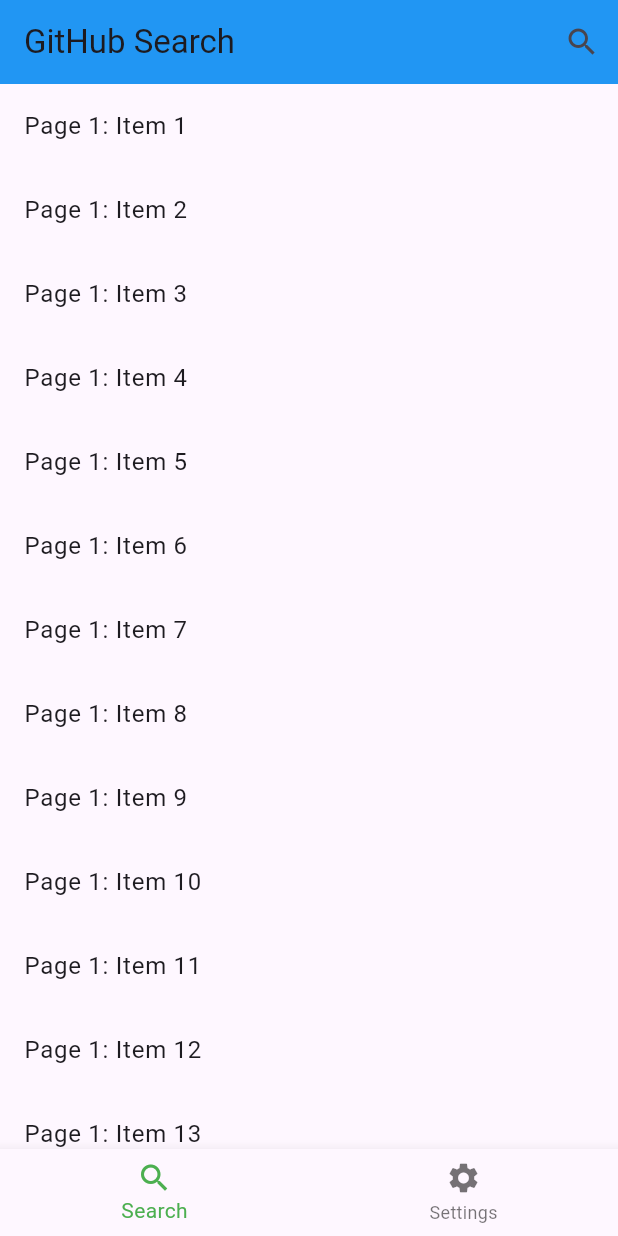
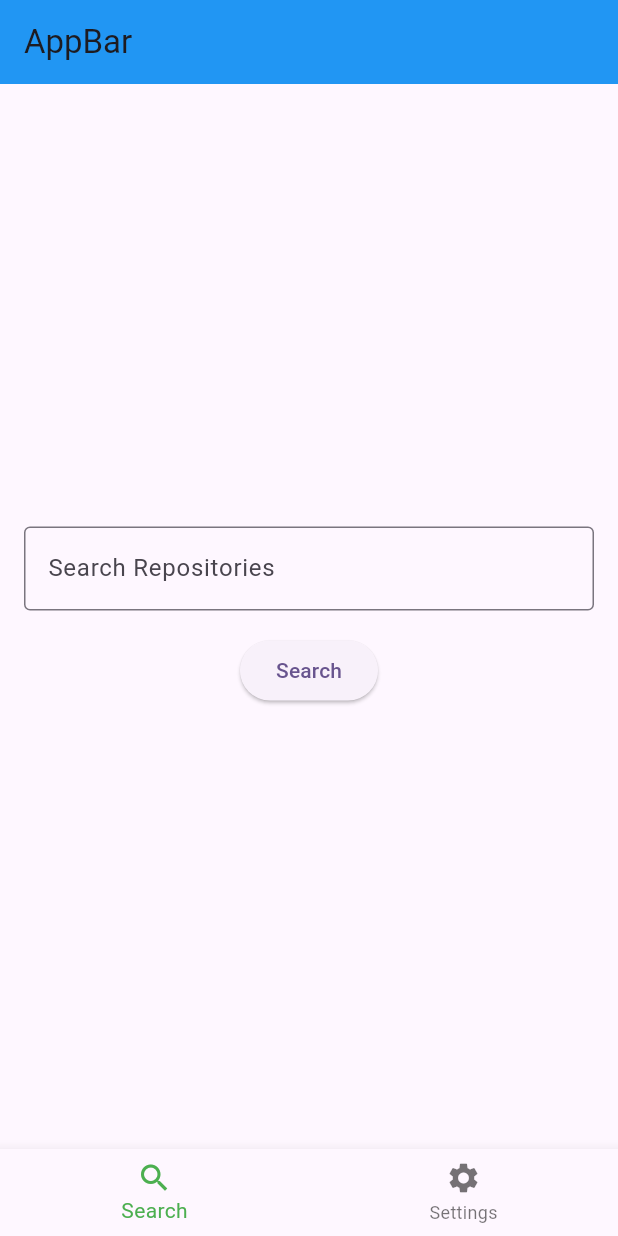
Before and after one commit to khirohis/githubsearch, a Flutter app: the screen it shows after launch, on a phone screen of 412 x 824 dp. Run offline on Flutter 3.47's test engine with Material 3 defaults, Android fonts, the phone set to English and light mode, and no system bars; our stand-ins replace flutter_riverpod, go_router.

Commit message:
implement GitHub API request, and ListView

```diff
--- a/lib/main_home_page.dart
+++ b/lib/main_home_page.dart
@@ -1,6 +1,5 @@
 import 'package:flutter/material.dart';
 import 'package:go_router/go_router.dart';
-import 'search_app_bar.dart';
 
 class MainHomePage extends StatelessWidget {
   const MainHomePage({
@@ -23,12 +22,11 @@ class MainHomePage extends StatelessWidget {
   @override
   Widget build(BuildContext context) {
     final selectedIndex = _calculateSelectedIndex(context);
-    final isSearchTab = selectedIndex == 0;
 
     return Scaffold(
-      appBar: SearchAppBar(
-        title: title,
-        isSearchEnabled: isSearchTab,
+      appBar: AppBar(
+        backgroundColor: Colors.blue,
+        title: const Text('AppBar'),
       ),
       body: Center(
         child: child,
--- a/lib/router.dart
+++ b/lib/router.dart
@@ -4,6 +4,7 @@ import 'package:go_router/go_router.dart';
 import 'main_home_page.dart';
 import 'search_screen.dart';
 import 'settings_screen.dart';
+import 'search_result_list.dart';
 
 // Navigatorのグローバルキー
 final _rootNavigatorKey = GlobalKey<NavigatorState>();
@@ -42,12 +43,14 @@ final routerProvider = Provider<GoRouter>((ref) {
           ),
         ],
       ),
-      // ShellRouteの外側に配置したい画面があればここに追加
-      // 例:
-      // GoRoute(
-      //   path: '/detail/:id',
-      //   builder: (context, state) => DetailScreen(id: state.pathParameters['id']!),
-      // ),
+      // 検索結果一覧画面 (ShellRouteの外側)
+      GoRoute(
+        path: '/results',
+        builder: (context, state) {
+          final query = state.uri.queryParameters['q'] ?? '';
+          return SearchResultList(query: query);
+        },
+      ),
     ],
   );
 });
--- a/lib/search_app_bar.dart
+++ /dev/null
@@ -1,109 +0,0 @@
-import 'package:flutter/material.dart';
-import 'package:flutter_riverpod/flutter_riverpod.dart';
-
-// 検索モードの状態を管理するProvider
-// `autoDispose` をつけることで、Providerが不要になった際に自動的に破棄されます。
-final isSearchingProvider = StateProvider.autoDispose<bool>((ref) => false);
-
-class SearchAppBar extends ConsumerStatefulWidget implements PreferredSizeWidget {
-  const SearchAppBar({
-    super.key,
-    required this.title,
-    required this.isSearchEnabled,
-    this.onSubmitted,
-  });
-
-  final String title;
-  final bool isSearchEnabled;
-  final ValueSetter<String>? onSubmitted;
-
-  @override
-  ConsumerState<SearchAppBar> createState() => _SearchAppBarState();
-
-  @override
-  Size get preferredSize => const Size.fromHeight(kToolbarHeight);
-}
-
-class _SearchAppBarState extends ConsumerState<SearchAppBar> {
-  final _searchController = TextEditingController();
-
-  @override
-  void dispose() {
-    _searchController.dispose();
-    super.dispose();
-  }
-
-  void _startSearch() {
-    ref.read(isSearchingProvider.notifier).state = true;
-  }
-
-  void _stopSearch() {
-    ref.read(isSearchingProvider.notifier).state = false;
-    _searchController.clear();
-  }
-
-  Widget _buildTitle(bool isSearching) {
-    if (isSearching) {
-      return TextField(
-        controller: _searchController,
-        autofocus: true,
-        decoration: const InputDecoration(
-          hintText: 'Search...',
-          border: InputBorder.none,
-          hintStyle: TextStyle(color: Colors.white70),
-        ),
-        style: const TextStyle(color: Colors.white, fontSize: 18.0),
-        onSubmitted: (value) {
-          widget.onSubmitted?.call(value);
-        },
-      );
-    } else {
-      return Text(widget.title);
-    }
-  }
-
-  List<Widget> _buildActions(bool isSearching) {
-    if (isSearching) {
-      return <Widget>[
-        IconButton(
-          icon: const Icon(Icons.clear),
-          onPressed: () {
-            if (_searchController.text.isEmpty) {
-              _stopSearch();
-            } else {
-              _searchController.clear();
-            }
-          },
-        ),
-      ];
-    }
-
-    return <Widget>[
-      IconButton(
-        icon: const Icon(Icons.search),
-        onPressed: _startSearch,
-      ),
-    ];
-  }
-
-  @override
-  Widget build(BuildContext context) {
-    final isSearching = ref.watch(isSearchingProvider);
-
-    if (!widget.isSearchEnabled) {
-    // 検索が有効でない場合は、シンプルなAppBarを表示
-      return AppBar(
-        title: Text(widget.title),
-        backgroundColor: Colors.red, // 区別のため色を変更
-      );
-    }
-
-    // 検索が有効な場合は、検索機能付きのAppBarを表示
-    return AppBar(
-      backgroundColor: Colors.blue,
-      leading: isSearching ? IconButton(icon: const Icon(Icons.arrow_back), onPressed: _stopSearch) : null,
-      title: _buildTitle(isSearching),
-      actions: _buildActions(isSearching),
-    );
-  }
-}
--- /dev/null
+++ b/lib/search_result_list.dart
@@ -0,0 +1,49 @@
+import 'package:flutter/material.dart';
+import 'package:flutter_riverpod/flutter_riverpod.dart';
+import 'search_result_provider.dart';
+
+class SearchResultList extends ConsumerWidget {
+  const SearchResultList({
+    super.key,
+    required this.query,
+  });
+
+  final String query;
+
+  @override
+  Widget build(BuildContext context, WidgetRef ref) {
+    final asyncResult = ref.watch(searchResultProvider(query));
+
+    return Scaffold(
+      appBar: AppBar(
+        // 渡されたクエリをタイトルに表示
+        title: Text(query.isEmpty ? 'Search Results' : 'Results for "$query"'),
+      ),
+      body: asyncResult.when(
+        data: (repositories) {
+          if (repositories.isEmpty) {
+            return const Center(
+              child: Text('No repositories found.'),
+            );
+          }
+          return ListView.builder(
+            itemCount: repositories.length,
+            itemBuilder: (context, index) {
+              final repository = repositories[index];
+              return ListTile(
+                leading: CircleAvatar(
+                  backgroundImage: NetworkImage(repository.owner.avatarUrl),
+                ),
+                title: Text(repository.fullName),
+                subtitle: Text(repository.language ?? 'No language'),
+                trailing: Text('⭐️ ${repository.stargazersCount}'),
+              );
+            },
+          );
+        },
+        loading: () => const Center(child: CircularProgressIndicator()),
+        error: (error, stackTrace) => Center(child: Text(error.toString())),
+      ),
+    );
+  }
+}
--- a/lib/search_screen.dart
+++ b/lib/search_screen.dart
@@ -1,4 +1,5 @@
 import 'package:flutter/material.dart';
+import 'package:go_router/go_router.dart';
 
 class SearchScreen extends StatefulWidget {
   const SearchScreen({super.key});
@@ -8,77 +9,44 @@ class SearchScreen extends StatefulWidget {
 }
 
 class _SearchScreenState extends State<SearchScreen> {
-  final List<String> _items  = [];
-  final ScrollController _scrollController = ScrollController();
-  bool _isLoading = false;
-  bool _hasMoreData = true;
-  int _currentPage = 1;
-  final int _itemsPerPage = 20;
-
-  @override
-  void initState() {
-    super.initState();
-
-    _loadMoreData();
-    _scrollController.addListener(() {
-      if (_scrollController.position.pixels >=
-          _scrollController.position.maxScrollExtent - 200 &&
-          !_isLoading &&
-          _hasMoreData) {
-        _loadMoreData();
-      }
-    });
-  }
+  final _controller = TextEditingController();
 
   @override
   void dispose() {
-    _scrollController.dispose();
-
+    _controller.dispose();
     super.dispose();
   }
 
-  Future<void> _loadMoreData() async {
-    if (_isLoading || !_hasMoreData) {
-      return;
+  void _search() {
+    // 入力が空でなければ画面遷移
+    if (_controller.text.isNotEmpty) {
+      // クエリパラメータで検索語句を渡す
+      context.push('/results?q=${_controller.text}');
     }
-
-    setState(() {
-      _isLoading = true;
-    });
-
-    // generate test data
-    await Future.delayed(const Duration(seconds: 2));
-    List<String> newItems = List.generate(
-        _itemsPerPage,
-            (index) => "Page $_currentPage: Item ${_items.length + index + 1}");
-
-    setState(() {
-      _items.addAll(newItems);
-      _currentPage++;
-
-      if (newItems.length < _itemsPerPage) {
-        _hasMoreData = false;
-      }
-
-      _isLoading = false;
-    });
   }
 
   @override
   Widget build(BuildContext context) {
-    return ListView.builder(
-      controller: _scrollController,
-      itemCount: _items.length + (_hasMoreData ? 1 : 0),
-      itemBuilder: (context, index) {
-        if (index == _items.length) {
-          return _isLoading
-              ? const Center(child: CircularProgressIndicator())
-              : const SizedBox.shrink();
-        }
-        return ListTile(
-          title: Text(_items[index]),
-        );
-      }
+    return Padding(
+      padding: const EdgeInsets.all(16.0),
+      child: Column(
+        mainAxisAlignment: MainAxisAlignment.center,
+        children: [
+          TextField(
+            controller: _controller,
+            decoration: const InputDecoration(
+              border: OutlineInputBorder(),
+              labelText: 'Search Repositories',
+            ),
+            onSubmitted: (_) => _search(),
+          ),
+          const SizedBox(height: 16),
+          ElevatedButton(
+            onPressed: _search,
+            child: const Text('Search'),
+          ),
+        ],
+      ),
     );
   }
 }
--- a/pubspec.yaml
+++ b/pubspec.yaml
@@ -37,6 +37,8 @@ dependencies:
   cupertino_icons: ^1.0.6
 
   go_router: ^15.2.4
+
+  http: ^1.4.0
 
   flutter_riverpod: ^2.6.1
 
```
Also changed, not shown: lib/github_api_client.dart (added, +31 -0 lines), lib/repository_item.dart (added, +51 -0 lines), lib/search_result_provider.dart (added, +17 -0 lines).
